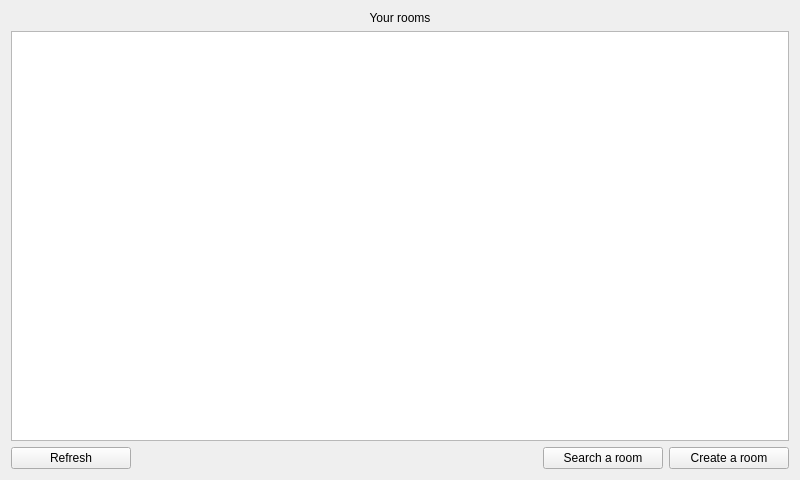
Before: the Qt Designer form client/src/MainPage.ui in cpp-park-vk-education/2023_1_C--, drawn with Qt 5.
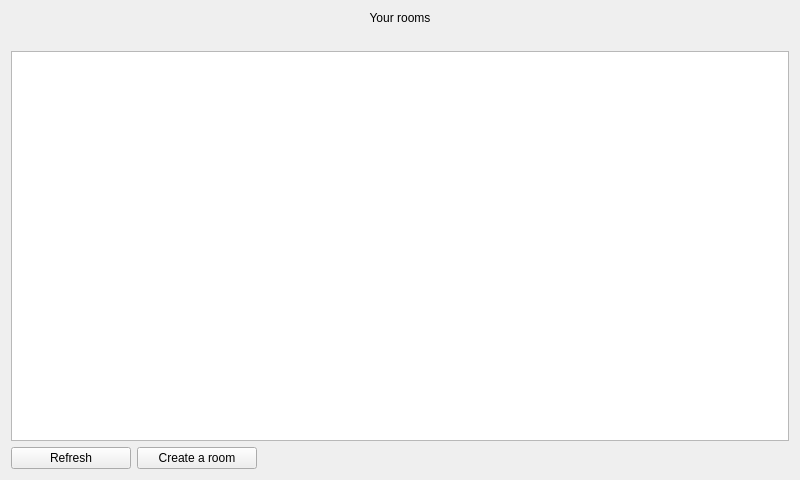
After: the same form once the commit is applied.

```diff
--- a/client/src/MainPage.ui
+++ b/client/src/MainPage.ui
@@ -27,6 +27,16 @@
      </property>
     </widget>
    </item>
+   <item>
+    <widget class="QLabel" name="errorLabel">
+     <property name="styleSheet">
+      <string notr="true">color: red;</string>
+     </property>
+     <property name="text">
+      <string/>
+     </property>
+    </widget>
+   </item>
    <item>
     <widget class="QListWidget" name="listWidget">
      <property name="enabled">
@@ -64,6 +74,19 @@
        </property>
       </widget>
      </item>
+     <item>
+      <widget class="QPushButton" name="createButton">
+       <property name="minimumSize">
+        <size>
+         <width>120</width>
+         <height>0</height>
+        </size>
+       </property>
+       <property name="text">
+        <string>Create a room</string>
+       </property>
+      </widget>
+     </item>
      <item>
       <spacer name="horizontalSpacer_2">
        <property name="orientation">
@@ -77,32 +100,6 @@
        </property>
       </spacer>
      </item>
-     <item>
-      <widget class="QPushButton" name="searchButton">
-       <property name="minimumSize">
-        <size>
-         <width>120</width>
-         <height>0</height>
-        </size>
-       </property>
-       <property name="text">
-        <string>Search a room</string>
-       </property>
-      </widget>
-     </item>
-     <item>
-      <widget class="QPushButton" name="createButton">
-       <property name="minimumSize">
-        <size>
-         <width>120</width>
-         <height>0</height>
-        </size>
-       </property>
-       <property name="text">
-        <string>Create a room</string>
-       </property>
-      </widget>
-     </item>
     </layout>
    </item>
   </layout>
```
